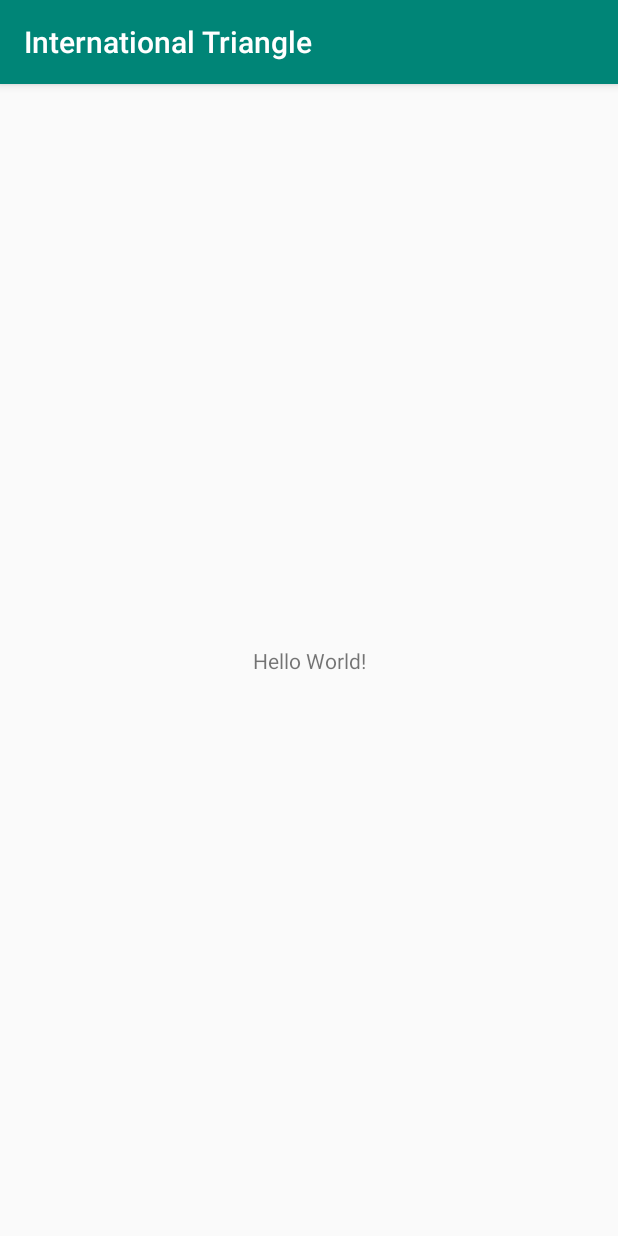
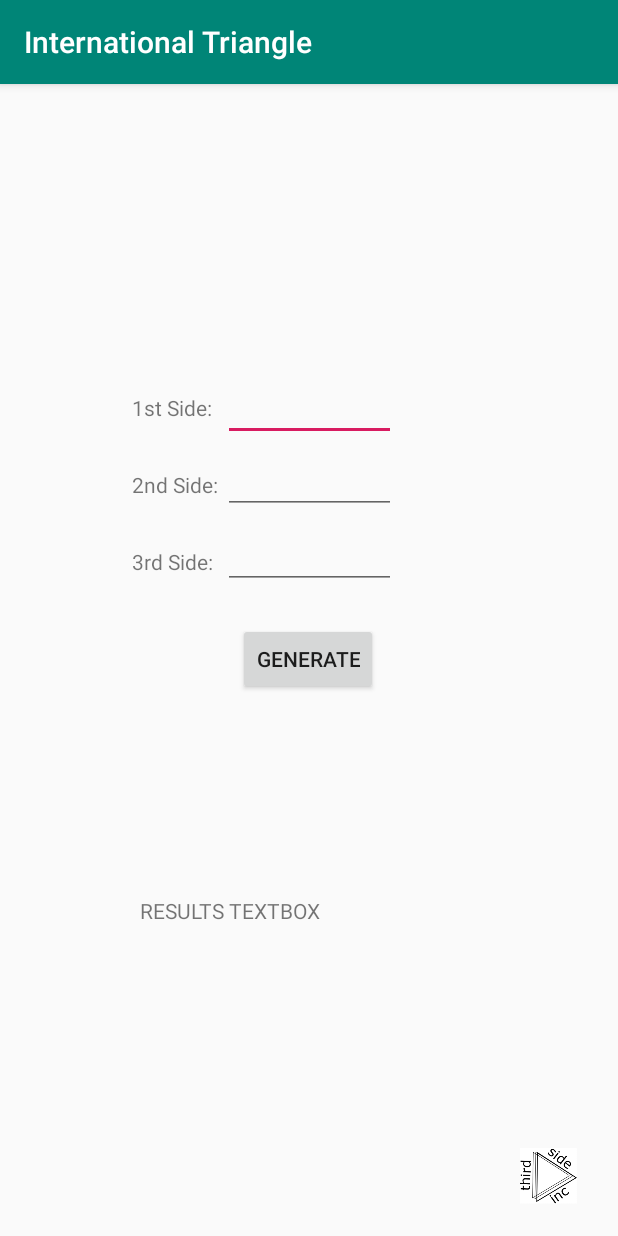
Before and after one commit to tahir-u/InternationalTriangle, an Android app: the screen it shows after launch (MainActivity), on a phone screen of 412 x 824 dp. Run offline under Robolectric (Android 15) with nearby library versions, the phone set to English and light mode, and no system bars.

Commit message:
Omar-Applayout created

```diff
--- a/app/src/main/res/layout/activity_main.xml
+++ b/app/src/main/res/layout/activity_main.xml
@@ -6,13 +6,140 @@
     android:layout_height="match_parent"
     tools:context=".MainActivity">
 
-    <TextView
+    <Button
+        android:id="@+id/generateButton"
         android:layout_width="wrap_content"
         android:layout_height="wrap_content"
-        android:text="Hello World!"
+        android:text="GENERATE"
         app:layout_constraintBottom_toBottomOf="parent"
-        app:layout_constraintLeft_toLeftOf="parent"
-        app:layout_constraintRight_toRightOf="parent"
+        app:layout_constraintEnd_toEndOf="parent"
+        app:layout_constraintHorizontal_bias="0.498"
+        app:layout_constraintStart_toStartOf="parent"
+        app:layout_constraintTop_toTopOf="parent"
+        app:layout_constraintVertical_bias="0.499" />
+
+    <TextView
+        android:id="@+id/labelSide2"
+        android:layout_width="wrap_content"
+        android:layout_height="wrap_content"
+        android:text="2nd Side:"
+        app:layout_constraintBottom_toBottomOf="parent"
+        app:layout_constraintEnd_toEndOf="parent"
+        app:layout_constraintHorizontal_bias="0.249"
+        app:layout_constraintStart_toStartOf="parent"
+        app:layout_constraintTop_toTopOf="parent"
+        app:layout_constraintVertical_bias="0.344" />
+
+    <TextView
+        android:id="@+id/labelSide3"
+        android:layout_width="wrap_content"
+        android:layout_height="wrap_content"
+        android:text="3rd Side:"
+        app:layout_constraintBottom_toBottomOf="parent"
+        app:layout_constraintEnd_toEndOf="parent"
+        app:layout_constraintHorizontal_bias="0.246"
+        app:layout_constraintStart_toStartOf="parent"
+        app:layout_constraintTop_toTopOf="parent"
+        app:layout_constraintVertical_bias="0.412" />
+
+    <TextView
+        android:id="@+id/labelSide1"
+        android:layout_width="wrap_content"
+        android:layout_height="wrap_content"
+        android:text="1st Side:"
+        app:layout_constraintBottom_toBottomOf="parent"
+        app:layout_constraintEnd_toEndOf="parent"
+        app:layout_constraintHorizontal_bias="0.246"
+        app:layout_constraintStart_toStartOf="parent"
+        app:layout_constraintTop_toTopOf="parent"
+        app:layout_constraintVertical_bias="0.275" />
+
+    <TextView
+        android:id="@+id/resultsTextBox"
+        android:layout_width="226dp"
+        android:layout_height="113dp"
+        android:layout_marginTop="428dp"
+        android:text="RESULTS TEXTBOX"
+        app:layout_constraintBottom_toBottomOf="parent"
+        app:layout_constraintEnd_toEndOf="parent"
+        app:layout_constraintStart_toStartOf="parent"
         app:layout_constraintTop_toTopOf="parent" />
 
+    <ImageView
+        android:id="@+id/imageView7"
+        android:layout_width="38dp"
+        android:layout_height="45dp"
+        app:layout_constraintBottom_toBottomOf="parent"
+        app:layout_constraintEnd_toEndOf="parent"
+        app:layout_constraintHorizontal_bias="0.927"
+        app:layout_constraintStart_toStartOf="parent"
+        app:layout_constraintTop_toTopOf="parent"
+        app:layout_constraintVertical_bias="0.976"
+        app:srcCompat="@drawable/thirdsidelogocopy" />
+
+    <EditText
+        android:id="@+id/input1"
+        android:layout_width="115dp"
+        android:layout_height="36dp"
+        android:ems="10"
+        android:inputType="number"
+        app:layout_constraintBottom_toBottomOf="parent"
+        app:layout_constraintEnd_toEndOf="parent"
+        app:layout_constraintHorizontal_bias="0.5"
+        app:layout_constraintStart_toStartOf="parent"
+        app:layout_constraintTop_toTopOf="parent"
+        app:layout_constraintVertical_bias="0.276" />
+
+    <EditText
+        android:id="@+id/input3"
+        android:layout_width="115dp"
+        android:layout_height="36dp"
+        android:ems="10"
+        android:inputType="number"
+        app:layout_constraintBottom_toBottomOf="parent"
+        app:layout_constraintEnd_toEndOf="@+id/input2"
+        app:layout_constraintHorizontal_bias="0.5"
+        app:layout_constraintStart_toStartOf="@+id/input2"
+        app:layout_constraintTop_toTopOf="parent"
+        app:layout_constraintVertical_bias="0.411" />
+
+    <EditText
+        android:id="@+id/input2"
+        android:layout_width="115dp"
+        android:layout_height="36dp"
+        android:ems="10"
+        android:inputType="number"
+        app:layout_constraintBottom_toBottomOf="parent"
+        app:layout_constraintEnd_toEndOf="@+id/input1"
+        app:layout_constraintHorizontal_bias="0.0"
+        app:layout_constraintStart_toStartOf="@+id/input1"
+        app:layout_constraintTop_toTopOf="parent"
+        app:layout_constraintVertical_bias="0.342" />
+
+    <androidx.constraintlayout.widget.Guideline
+        android:id="@+id/guideline"
+        android:layout_width="wrap_content"
+        android:layout_height="wrap_content"
+        android:orientation="vertical"
+        app:layout_constraintGuide_begin="20dp" />
+
+    <androidx.constraintlayout.widget.Guideline
+        android:id="@+id/guideline2"
+        android:layout_width="wrap_content"
+        android:layout_height="wrap_content"
+        android:orientation="vertical"
+        app:layout_constraintGuide_end="391dp" />
+
+    <androidx.constraintlayout.widget.Guideline
+        android:id="@+id/guideline3"
+        android:layout_width="wrap_content"
+        android:layout_height="wrap_content"
+        android:orientation="horizontal"
+        app:layout_constraintGuide_end="711dp" />
+
+    <androidx.constraintlayout.widget.Group
+        android:id="@+id/group"
+        android:layout_width="wrap_content"
+        android:layout_height="wrap_content" />
+
 </androidx.constraintlayout.widget.ConstraintLayout>
```
Also changed, not shown: app/src/main/java/com/example/internationaltriangle/MainActivity.java (+8 -0 lines), app/src/main/res/drawable/thirdsidelogocopy.png (added).
